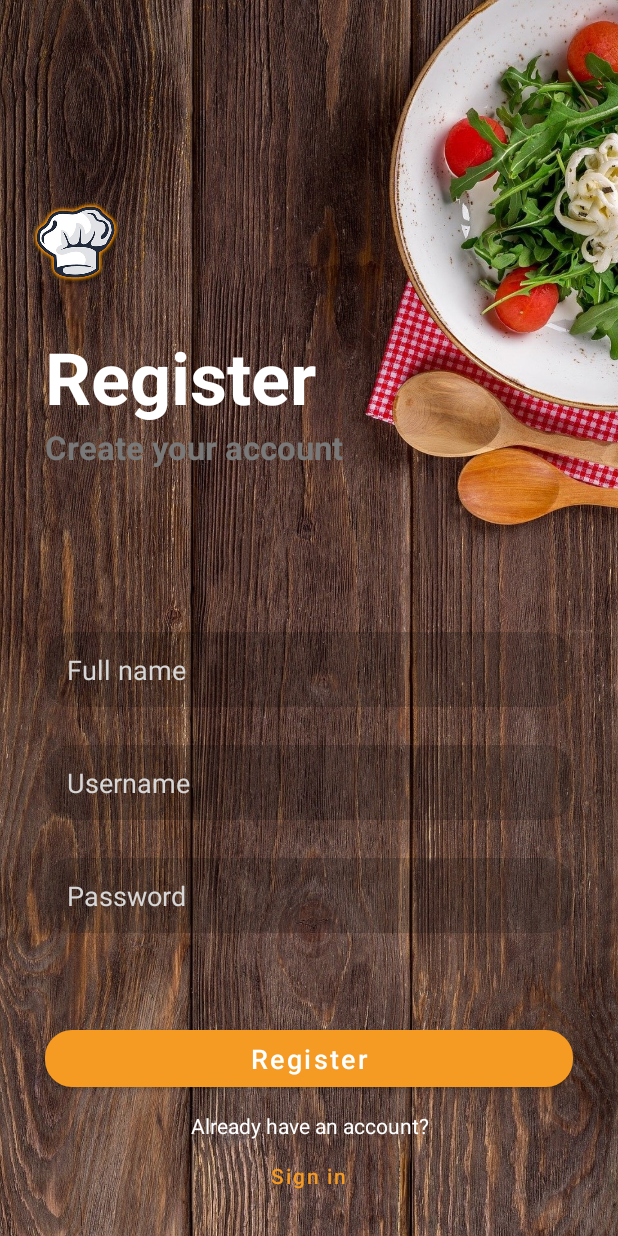
After one commit to audreylrnt/cook-cook, an Android app: the RegisterActivity screen opened directly, with no data from a screen before it, on a phone screen of 412 x 824 dp. The commit adds this screen. Run offline under Robolectric (Android 15) with nearby library versions, the phone set to English and light mode, and no system bars.

Commit message:
pre-release-development

```diff
--- a/app/src/main/AndroidManifest.xml
+++ b/app/src/main/AndroidManifest.xml
@@ -9,6 +9,7 @@
         android:roundIcon="@mipmap/ic_launcher_round"
         android:supportsRtl="true"
         android:theme="@style/AppTheme">
+        <activity android:name=".RegisterActivity"></activity>
         <activity android:name=".MainActivity">
             <intent-filter>
                 <action android:name="android.intent.action.MAIN" />
--- a/app/src/main/java/com/example/cookcook/MainActivity.java
+++ b/app/src/main/java/com/example/cookcook/MainActivity.java
@@ -2,8 +2,10 @@ package com.example.cookcook;
 
 import androidx.appcompat.app.AppCompatActivity;
 
+import android.content.Intent;
 import android.os.Bundle;
 import android.view.View;
+import android.widget.Button;
 import android.widget.EditText;
 import android.widget.ImageView;
 import android.widget.TextView;
@@ -11,15 +13,32 @@ import android.widget.TextView;
 public class MainActivity extends AppCompatActivity {
     TextView tvError;
     EditText etUsername, etPassword;
+    Button btnLogin,btnRegister;
     @Override
     protected void onCreate(Bundle savedInstanceState) {
         super.onCreate(savedInstanceState);
         setContentView(R.layout.activity_main);
+
         tvError = findViewById(R.id.tvErrorMsg);
         etUsername = findViewById(R.id.etUsername);
         etPassword = findViewById(R.id.etPassword);
+        btnLogin = findViewById(R.id.btnLogin);
+        btnRegister = findViewById(R.id.btnRegister);
         tvError.setVisibility(View.INVISIBLE);
         etUsername.getBackground().setAlpha(50);
         etPassword.getBackground().setAlpha(50);
+
+        btnRegister.setOnClickListener(new View.OnClickListener() {
+            @Override
+            public void onClick(View view) {
+                Intent intent = new Intent(MainActivity.this,RegisterActivity.class);
+                startActivity(intent);
+            }
+        });
     }
+
+    void validation(){
+
+    }
+
 }
--- /dev/null
+++ b/app/src/main/java/com/example/cookcook/RegisterActivity.java
@@ -0,0 +1,43 @@
+package com.example.cookcook;
+
+import androidx.appcompat.app.AppCompatActivity;
+
+import android.content.Intent;
+import android.os.Bundle;
+import android.view.View;
+import android.widget.Button;
+import android.widget.EditText;
+import android.widget.TextView;
+
+public class RegisterActivity extends AppCompatActivity {
+
+    TextView tvError;
+    EditText etFullName,etUsername,etPassword;
+    Button btnRegister,btnSignIn;
+
+    @Override
+    protected void onCreate(Bundle savedInstanceState) {
+        super.onCreate(savedInstanceState);
+        setContentView(R.layout.activity_register);
+
+        tvError = findViewById(R.id.tvErrorMsg);
+        tvError.setVisibility(View.INVISIBLE);
+        etFullName = findViewById(R.id.etfullname);
+        etFullName.getBackground().setAlpha(50);
+        etUsername = findViewById(R.id.etUsername);
+        etUsername.getBackground().setAlpha(50);
+        etPassword = findViewById(R.id.etPassword);
+        etPassword.getBackground().setAlpha(50);
+        btnRegister = findViewById(R.id.btnRegister);
+        btnSignIn = findViewById(R.id.btnSignIn);
+
+        btnSignIn.setOnClickListener(new View.OnClickListener() {
+            @Override
+            public void onClick(View view) {
+                Intent intent = new Intent(RegisterActivity.this,MainActivity.class);
+                startActivity(intent);
+            }
+        });
+
+    }
+}
--- a/app/src/main/res/layout/activity_main.xml
+++ b/app/src/main/res/layout/activity_main.xml
@@ -5,12 +5,15 @@
     android:layout_width="match_parent"
     android:layout_height="match_parent"
     tools:context=".MainActivity">
+
     <ImageView
         android:id="@+id/bgImg"
         android:layout_width="match_parent"
         android:layout_height="match_parent"
         android:scaleType="centerCrop"
-        android:src="@drawable/background_picture" />
+        android:src="@drawable/background_picture"
+        tools:layout_editor_absoluteX="0dp"
+        tools:layout_editor_absoluteY="0dp" />
 
     <com.google.android.material.button.MaterialButton
         android:id="@+id/btnRegister"
--- /dev/null
+++ b/app/src/main/res/layout/activity_register.xml
@@ -0,0 +1,167 @@
+<?xml version="1.0" encoding="utf-8"?>
+<androidx.constraintlayout.widget.ConstraintLayout xmlns:android="http://schemas.android.com/apk/res/android"
+    xmlns:app="http://schemas.android.com/apk/res-auto"
+    xmlns:tools="http://schemas.android.com/tools"
+    android:layout_width="match_parent"
+    android:layout_height="match_parent"
+    tools:context=".RegisterActivity">
+
+    <ImageView
+        android:id="@+id/bgImgRegister"
+        android:layout_width="match_parent"
+        android:layout_height="match_parent"
+        android:scaleType="centerCrop"
+        app:layout_constraintBottom_toBottomOf="parent"
+        app:layout_constraintEnd_toEndOf="parent"
+        app:layout_constraintStart_toStartOf="parent"
+        app:layout_constraintTop_toTopOf="parent"
+        app:srcCompat="@drawable/background_picture" />
+
+    <LinearLayout
+        android:layout_width="match_parent"
+        android:layout_height="wrap_content"
+        android:orientation="vertical"
+        app:layout_constraintEnd_toEndOf="parent"
+        app:layout_constraintHorizontal_bias="0.0"
+        app:layout_constraintStart_toStartOf="parent"
+        app:layout_constraintTop_toTopOf="parent"
+        app:layout_constraintBottom_toTopOf="@+id/etfullname"
+        >
+
+        <ImageView
+            android:id="@+id/imgLogo"
+            android:layout_width="99dp"
+            android:layout_height="110dp"
+            android:src="@drawable/logo_original_orange"
+            app:layout_constraintStart_toStartOf="parent"
+            app:layout_constraintTop_toTopOf="parent" />
+
+        <TextView
+            android:id="@+id/tvPageName"
+            android:layout_width="match_parent"
+            android:layout_height="wrap_content"
+            android:layout_marginStart="30dp"
+            android:text="@string/textBtnText"
+            android:textColor="#fff"
+            android:textSize="48sp"
+            android:textStyle="bold" />
+
+        <TextView
+            android:layout_width="wrap_content"
+            android:layout_height="wrap_content"
+            android:layout_marginStart="30dp"
+            android:text="@string/createyouraccount"
+            android:textColor="#797979"
+            android:textSize="22sp"
+            android:textStyle="bold" />
+    </LinearLayout>
+
+    <EditText
+        android:id="@+id/etfullname"
+        android:layout_width="match_parent"
+        android:layout_height="50dp"
+        android:layout_marginStart="30dp"
+        android:layout_marginEnd="30dp"
+        android:layout_marginBottom="25dp"
+        android:background="@drawable/rounded_edittext"
+        android:hint="@string/fullname"
+        android:textColor="#fff"
+        app:layout_constraintEnd_toEndOf="parent"
+        app:layout_constraintHorizontal_bias="1.0"
+        app:layout_constraintStart_toStartOf="parent"
+        app:layout_constraintBottom_toTopOf="@+id/etUsername"
+        tools:layout_editor_absoluteY="329dp" />
+
+    <EditText
+        android:id="@+id/etUsername"
+        android:layout_width="match_parent"
+        android:layout_height="50dp"
+        android:layout_marginStart="30dp"
+        android:layout_marginEnd="30dp"
+        android:layout_marginBottom="25dp"
+        android:background="@drawable/rounded_edittext"
+        android:hint="@string/phUsername"
+        android:textColor="#fff"
+        app:layout_constraintEnd_toEndOf="parent"
+        app:layout_constraintHorizontal_bias="0.0"
+        app:layout_constraintStart_toStartOf="parent"
+        app:layout_constraintBottom_toTopOf="@+id/etPassword"
+        tools:layout_editor_absoluteY="403dp" />
+
+    <EditText
+        android:id="@+id/etPassword"
+        android:layout_width="match_parent"
+        android:layout_height="50dp"
+        android:layout_marginStart="30dp"
+        android:layout_marginEnd="30dp"
+        android:layout_marginBottom="30dp"
+        android:background="@drawable/rounded_edittext"
+        android:hint="@string/phPassword"
+        android:textColor="#fff"
+        app:layout_constraintEnd_toEndOf="parent"
+        app:layout_constraintHorizontal_bias="1.0"
+        app:layout_constraintStart_toStartOf="parent"
+        app:layout_constraintBottom_toTopOf="@+id/tvErrorMsg"
+        tools:layout_editor_absoluteY="474dp" />
+
+    <TextView
+        android:id="@+id/tvErrorMsg"
+        android:layout_width="match_parent"
+        android:layout_height="wrap_content"
+        android:layout_marginStart="30dp"
+        android:layout_marginEnd="30dp"
+        android:layout_marginBottom="9dp"
+        android:text="@string/errorMessage"
+        android:textColor="#fff"
+        android:textStyle="italic"
+        app:layout_constraintEnd_toEndOf="parent"
+        app:layout_constraintHorizontal_bias="1.0"
+        app:layout_constraintStart_toStartOf="parent"
+        app:layout_constraintBottom_toTopOf="@+id/btnRegister"
+        tools:layout_editor_absoluteY="558dp" />
+
+    <com.google.android.material.button.MaterialButton
+        android:id="@+id/btnRegister"
+        android:layout_width="match_parent"
+        android:layout_height="50dp"
+        android:layout_marginStart="30dp"
+        android:layout_marginEnd="30dp"
+        android:layout_marginBottom="10dp"
+        android:text="@string/textBtnText"
+        android:textAllCaps="false"
+        android:textColor="#fff"
+        android:textSize="18sp"
+        app:cornerRadius="18dp"
+        app:layout_constraintBottom_toTopOf="@+id/tvBelowButon"
+        app:layout_constraintEnd_toEndOf="parent"
+        app:layout_constraintHorizontal_bias="1.0"
+        app:layout_constraintStart_toStartOf="parent"
+        tools:layout_editor_absoluteY="588dp" />
+
+    <TextView
+        android:id="@+id/tvBelowButon"
+        android:layout_width="match_parent"
+        android:layout_height="wrap_content"
+        android:text="@string/alreadyhaveaccount"
+        android:textAlignment="center"
+        android:textColor="#fff"
+        app:layout_constraintBottom_toTopOf="@+id/btnSignIn"
+        app:layout_constraintEnd_toEndOf="parent"
+        app:layout_constraintHorizontal_bias="0.0"
+        app:layout_constraintStart_toStartOf="parent"
+        tools:layout_editor_absoluteY="648dp" />
+
+    <com.google.android.material.button.MaterialButton
+        android:id="@+id/btnSignIn"
+        style="@style/Widget.MaterialComponents.Button.TextButton"
+        android:layout_width="wrap_content"
+        android:layout_height="wrap_content"
+        android:layout_marginBottom="16dp"
+        android:text="@string/sign_in"
+        android:textAllCaps="false"
+        app:layout_constraintBottom_toBottomOf="parent"
+        app:layout_constraintEnd_toEndOf="parent"
+        app:layout_constraintHorizontal_bias="0.498"
+        app:layout_constraintStart_toStartOf="parent" />
+
+</androidx.constraintlayout.widget.ConstraintLayout>
--- a/app/src/main/res/values/strings.xml
+++ b/app/src/main/res/values/strings.xml
@@ -9,4 +9,8 @@
     <string name="phPassword">Password</string>
     <string name="phConfirmPassword">Confirm Password</string>
     <string name="errorMessage">Please fill all the required field.</string>
+    <string name="sign_in">Sign in</string>
+    <string name="createyouraccount">Create your account</string>
+    <string name="fullname">Full name</string>
+    <string name="alreadyhaveaccount">Already have an account?</string>
 </resources>
--- a/build.gradle
+++ b/build.gradle
@@ -8,7 +8,7 @@ buildscript {
 
     }
     dependencies {
-        classpath 'com.android.tools.build:gradle:3.6.2'
+        classpath 'com.android.tools.build:gradle:4.1.1'
 
 
         // NOTE: Do not place your application dependencies here; they belong
```
Also changed, not shown: gradle/wrapper/gradle-wrapper.properties.
